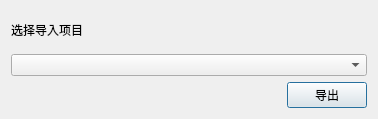
The window that dialogs/exportmoduledialog.ui (L-Net-1992/ADAS_AD_Developer) describes before a commit, drawn with Qt 5.
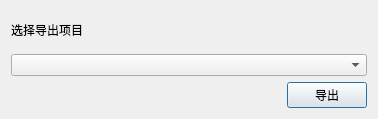
The same window after the commit.

Commit message: 增加子系统导入导出功能

Patch:
```diff
--- a/dialogs/exportmoduledialog.ui
+++ b/dialogs/exportmoduledialog.ui
@@ -17,7 +17,7 @@
    <item>
     <widget class="QLabel" name="label">
      <property name="text">
-      <string>选择导入项目</string>
+      <string>选择导出项目</string>
      </property>
     </widget>
    </item>
```
Left out of the diff: 4 changed lines with no effect on the pictures. The commit also changes 5 other files.
